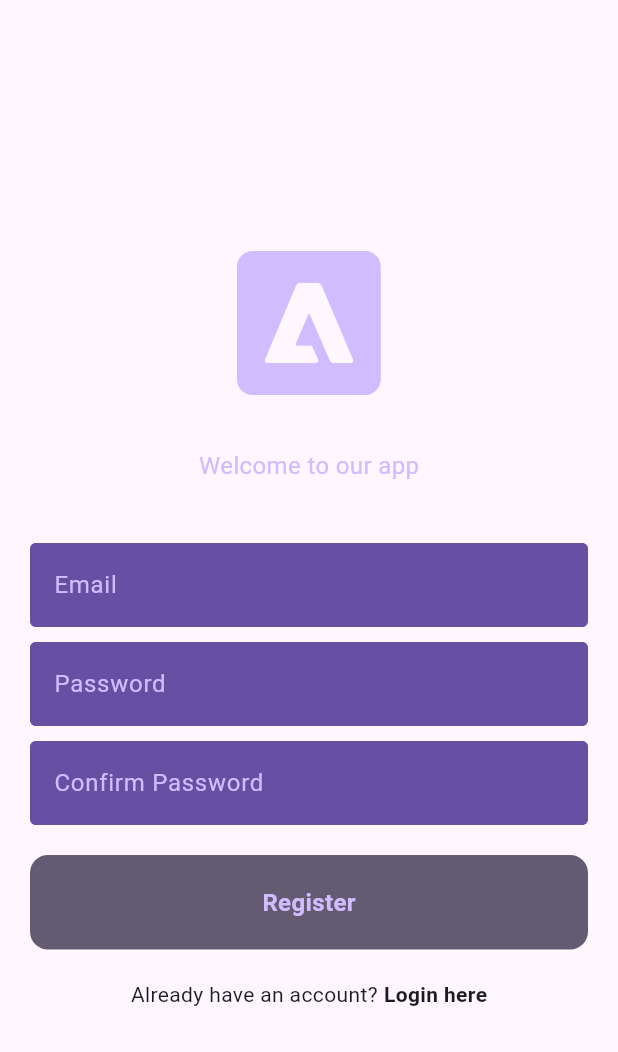
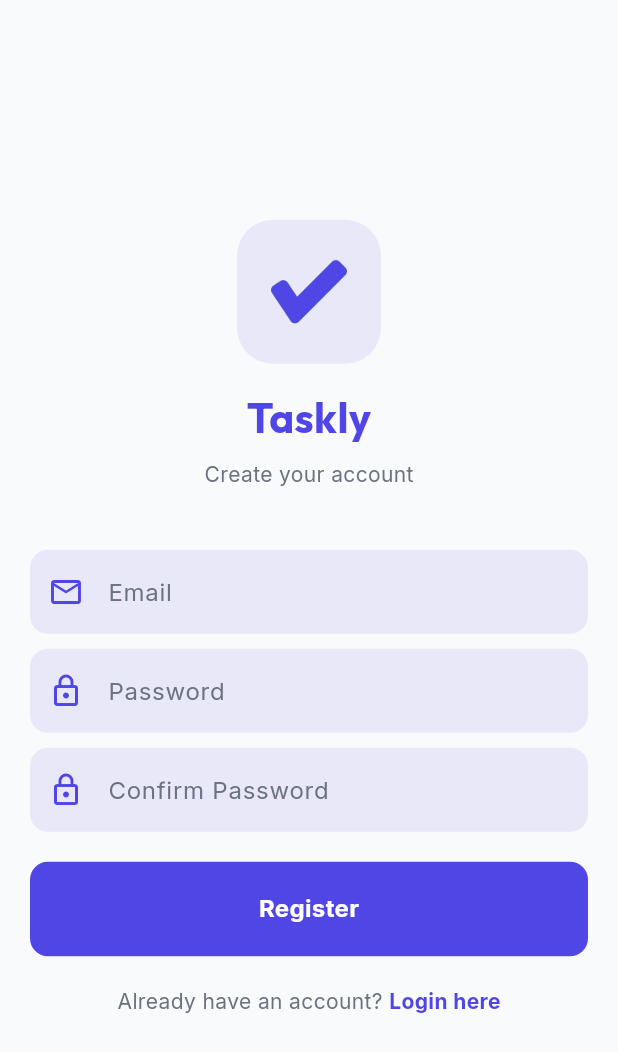
Before and after one commit to sweezyxxx/Taskly, a Flutter app: the screen it shows after launch, after a tap on "Register now", on a phone screen of 412 x 824 dp. Shown: the top 1052 px of the screen. Run offline on Flutter 3.47's test engine with Material 3 defaults, Android fonts, the phone set to English and light mode, and no system bars; our stand-ins replace cloud_firestore, dio, drift, equatable, firebase_auth, firebase_core and 7 more; accounts and stored records are empty; generated files the repository leaves out were written again; network calls fail.

Commit message:
refactor: change UI of login/register pages and make startup theme based on platform brightness

```diff
--- a/lib/data/datasources/local/prefs_local_ds.dart
+++ b/lib/data/datasources/local/prefs_local_ds.dart
@@ -1,3 +1,4 @@
+import 'package:flutter/widgets.dart';
 import 'package:shared_preferences/shared_preferences.dart';
 
 abstract class PrefsLocalDataSource {
@@ -14,7 +15,12 @@ class PrefsLocalDataSourceImpl implements PrefsLocalDataSource {
 
   @override
   Future<bool> getThemeMode() async {
-    return prefs.getBool(_kThemeMode) ?? false;
+    if (prefs.containsKey(_kThemeMode)) {
+      return prefs.getBool(_kThemeMode)!;
+    }
+    // First launch: follow system theme
+    final brightness = WidgetsBinding.instance.platformDispatcher.platformBrightness;
+    return brightness == Brightness.dark;
   }
 
   @override
--- a/lib/data/services/login_or_register.dart
+++ b/lib/data/services/login_or_register.dart
@@ -1,5 +1,5 @@
-import 'package:taskly/presentation/screens/login_page.dart';
-import 'package:taskly/presentation/screens/register_page.dart';
+import 'package:taskly/presentation/screens/login_screen.dart';
+import 'package:taskly/presentation/screens/register_screen.dart';
 import 'package:flutter/material.dart';
 
 class LoginOrRegister extends StatefulWidget {
@@ -22,9 +22,9 @@ class _LoginOrRegisterState extends State<LoginOrRegister> {
   @override
   Widget build(BuildContext context) {
      if (showLoginPage) {
-      return LoginPage(onTap: togglePages,);
+      return LoginScreen(onTap: togglePages,);
      } else {
-      return RegisterPage(onTap: togglePages,);
+      return RegisterScreen(onTap: togglePages,);
      }
   }
 }
--- a/lib/main.dart
+++ b/lib/main.dart
@@ -3,6 +3,7 @@ import 'package:flutter/material.dart';
 import 'package:taskly/data/services/auth_gate.dart';
 import 'package:taskly/firebase_options.dart';
 import 'app/di/injection.dart';
+import 'app/theme/app_theme.dart';
 
 void main() async {
   WidgetsFlutterBinding.ensureInitialized();
@@ -20,6 +21,9 @@ class MyApp extends StatelessWidget {
   Widget build(BuildContext context) {
     return MaterialApp(
       debugShowCheckedModeBanner: false,
+      theme: AppTheme.lightTheme,
+      darkTheme: AppTheme.darkTheme,
+      themeMode: ThemeMode.system,
       home: AuthGate(),
     );
   }
--- a/lib/presentation/screens/login_page.dart
+++ /dev/null
@@ -1,98 +0,0 @@
-import 'package:taskly/data/services/auth_service.dart';
-import 'package:taskly/presentation/widgets/my_button.dart';
-import 'package:taskly/presentation/widgets/my_text_field.dart';
-import 'package:flutter/material.dart';
-
-class LoginPage extends StatelessWidget {
-
-  final void Function()? onTap;
-  final _emailController = TextEditingController();
-  final _passwordController = TextEditingController();
-
-  LoginPage({super.key, required this.onTap});
-
-  void login(BuildContext context) async {
-    final auth = AuthService();
-
-    try {
-      await auth.signInWithEmailPassword(_emailController.text, _passwordController.text);
-    } catch (e) {
-      showDialog(
-        context: context,
-        builder: (context) => AlertDialog(
-          title: Text(e.toString()),
-        )
-      );
-    }
-  }
-
-  @override
-  Widget build(BuildContext context) {
-    return Scaffold(
-      backgroundColor: Theme.of(context).colorScheme.surface,
-      body: SingleChildScrollView(
-        child: SizedBox(
-          height: MediaQuery.of(context).size.height,
-          child: Column(
-            mainAxisAlignment: MainAxisAlignment.center,
-            children: [
-              Icon(
-                Icons.adobe_sharp,
-                size: 128,
-                color: Theme.of(context).colorScheme.inversePrimary,
-              ),
-              SizedBox(
-                height: 20,
-              ),
-              Text('Welcome back, you\'ve been missed', style: TextStyle(
-                color: Theme.of(context).colorScheme.inversePrimary,
-                fontSize: 16,
-              ),),
-              SizedBox(
-                height: 40,
-              ),
-              MyTextField(
-                horizontalPadding: 20,
-                hint: 'Email',
-                obscureText: false,
-                controller: _emailController,
-              ),
-              SizedBox(
-                height: 10,
-              ),
-              MyTextField(
-                horizontalPadding: 20,
-                hint: 'Password',
-                obscureText: true,
-                controller: _passwordController,
-              ),
-              SizedBox(
-                height: 30,
-              ),
-              MyButton(
-                text: 'Login',
-                onTap: () => login(context),
-              ),
-              SizedBox(
-                height: 20,
-              ),
-              Row(
-                mainAxisAlignment: MainAxisAlignment.center,
-                children: [
-                  Text('Not a member?'),
-                  SizedBox(width: 4,),
-                  GestureDetector(
-                    onTap: onTap,
-                    child: Text('Register now', style: TextStyle(
-                      fontWeight: FontWeight.bold
-                    ),),
-                  )
-                ],
-              ),
-            ],
-          ),
-        ),
-      ),
-    );
-  }
-}
--- /dev/null
+++ b/lib/presentation/screens/login_screen.dart
@@ -0,0 +1,144 @@
+import 'package:flutter/material.dart';
+import 'package:google_fonts/google_fonts.dart';
+import 'package:taskly/app/theme/app_colors.dart';
+import 'package:taskly/data/services/auth_service.dart';
+import 'package:taskly/presentation/widgets/my_button.dart';
+import 'package:taskly/presentation/widgets/my_text_field.dart';
+
+class LoginScreen extends StatelessWidget {
+  final void Function()? onTap;
+  final _emailController = TextEditingController();
+  final _passwordController = TextEditingController();
+
+  LoginScreen({super.key, required this.onTap});
+
+  void login(BuildContext context) async {
+    final auth = AuthService();
+    try {
+      await auth.signInWithEmailPassword(
+        _emailController.text.trim(),
+        _passwordController.text,
+      );
+    } catch (e) {
+      if (context.mounted) {
+        showDialog(
+          context: context,
+          builder: (context) => AlertDialog(
+            title: const Text('Login failed'),
+            content: Text(e.toString()),
+            actions: [
+              TextButton(
+                onPressed: () => Navigator.pop(context),
+                child: const Text('OK'),
+              ),
+            ],
+          ),
+        );
+      }
+    }
+  }
+
+  @override
+  Widget build(BuildContext context) {
+    final isDark = Theme.of(context).brightness == Brightness.dark;
+
+    return Scaffold(
+      backgroundColor: Theme.of(context).scaffoldBackgroundColor,
+      body: SingleChildScrollView(
+        child: SizedBox(
+          height: MediaQuery.of(context).size.height,
+          child: Column(
+            mainAxisAlignment: MainAxisAlignment.center,
+            children: [
+              // Logo
+              Container(
+                width: 96,
+                height: 96,
+                decoration: BoxDecoration(
+                  color: AppColors.primary.withValues(alpha: 0.1),
+                  borderRadius: BorderRadius.circular(24),
+                ),
+                padding: const EdgeInsets.all(12),
+                child: Image.asset(
+                  'assets/icon/app_icon.png',
+                  fit: BoxFit.contain,
+                ),
+              ),
+              const SizedBox(height: 16),
+
+              // App name
+              Text(
+                'Taskly',
+                style: GoogleFonts.outfit(
+                  fontSize: 28,
+                  fontWeight: FontWeight.bold,
+                  color: AppColors.primary,
+                ),
+              ),
+              const SizedBox(height: 8),
+
+              Text(
+                'Welcome back, you\'ve been missed',
+                style: TextStyle(
+                  color: isDark
+                      ? AppColors.textSecondaryDark
+                      : AppColors.textSecondaryLight,
+                  fontSize: 14,
+                ),
+              ),
+              const SizedBox(height: 40),
+
+              MyTextField(
+                horizontalPadding: 20,
+                hint: 'Email',
+                obscureText: false,
+                controller: _emailController,
+                prefixIcon: Icons.email_outlined,
+              ),
+              const SizedBox(height: 10),
+
+              MyTextField(
+                horizontalPadding: 20,
+                hint: 'Password',
+                obscureText: true,
+                controller: _passwordController,
+                prefixIcon: Icons.lock_outlined,
+              ),
+              const SizedBox(height: 30),
+
+              MyButton(
+                text: 'Login',
+                onTap: () => login(context),
+              ),
+              const SizedBox(height: 20),
+
+              Row(
+                mainAxisAlignment: MainAxisAlignment.center,
+                children: [
+                  Text(
+                    'Not a member? ',
+                    style: TextStyle(
+                      color: isDark
+                          ? AppColors.textSecondaryDark
+                          : AppColors.textSecondaryLight,
+                    ),
+                  ),
+                  GestureDetector(
+                    onTap: onTap,
+                    child: Text(
+                      'Register now',
+                      style: TextStyle(
+                        color: AppColors.primary,
+                        fontWeight: FontWeight.bold,
+                      ),
+                    ),
+                  ),
+                ],
+              ),
+            ],
+          ),
+        ),
+      ),
+    );
+  }
+}
--- a/lib/presentation/screens/register_page.dart
+++ /dev/null
@@ -1,124 +0,0 @@
-import 'package:taskly/data/services/auth_service.dart';
-import 'package:taskly/presentation/widgets/my_button.dart';
-import 'package:taskly/presentation/widgets/my_text_field.dart';
-import 'package:firebase_auth/firebase_auth.dart';
-import 'package:flutter/material.dart';
-
-class RegisterPage extends StatelessWidget {
-
-  final void Function()? onTap;
-  final _emailController = TextEditingController();
-  final _passwordController = TextEditingController();
-  final _confirmPasswordController = TextEditingController();
-
-  RegisterPage({super.key, required this.onTap});
-
-  void register(BuildContext context) async {
-    final auth = AuthService();
-    if(_passwordController.text == _confirmPasswordController.text) {
-      try {
-        await auth.signUpWithEmailPassword(_emailController.text, _passwordController.text);
-      } on FirebaseAuthException catch (e) {
-        if (e.code == 'weak-password') {
-          showErrorDialog('The password provided is too weak', context);
-        } else if (e.code == 'email-already-in-use') {
-          showErrorDialog('The account already exists for that email', context);
-        }
-      } catch (e) {
-        showDialog(
-        context: context,
-        builder: (context) => AlertDialog(
-          content: Text(e.toString()),
-        )
-      );
-      }
-    } else {
-      showErrorDialog('Passwords dont match', context);
-    }
-  }
-
-  void showErrorDialog(String text, BuildContext context) {
-    showDialog(context: context, builder: (context) => AlertDialog(
-        content: Text(text),
-      ),);
-  }
-
-  @override
-  Widget build(BuildContext context) {
-    return Scaffold(
-      backgroundColor: Theme.of(context).colorScheme.surface,
-      body: SingleChildScrollView(
-        child: SizedBox(
-          height: MediaQuery.of(context).size.height,
-          child: Column(
-            mainAxisAlignment: MainAxisAlignment.center,
-            children: [
-              Icon(
-                Icons.adobe_sharp,
-                size: 128,
-                color: Theme.of(context).colorScheme.inversePrimary,
-              ),
-              SizedBox(
-                height: 20,
-              ),
-              Text('Welcome to our app', style: TextStyle(
-                color: Theme.of(context).colorScheme.inversePrimary,
-                fontSize: 16,
-              ),),
-              SizedBox(
-                height: 40,
-              ),
-              MyTextField(
-                horizontalPadding: 20,
-                hint: 'Email',
-                obscureText: false,
-                controller: _emailController,
-              ),
-              SizedBox(
-                height: 10,
-              ),
-              MyTextField(
-                horizontalPadding: 20,
-                hint: 'Password',
-                obscureText: true,
-                controller: _passwordController,
-              ),
-              SizedBox(
-                height: 10,
-              ),
-              MyTextField(
-                horizontalPadding: 20,
-                hint: 'Confirm Password',
-                obscureText: true,
-                controller: _confirmPasswordController,
-              ),
-              SizedBox(
-                height: 20,
-              ),
-              MyButton(
-                text: 'Register',
-                onTap: () => register(context),
-              ),
-              SizedBox(
-                height: 20,
-              ),
-              Row(
-                mainAxisAlignment: MainAxisAlignment.center,
-                children: [
-                  Text('Already have an account?'),
-                  SizedBox(width: 4,),
-                  GestureDetector(
-                    onTap: onTap,
-                    child: Text('Login here', style: TextStyle(
-                      fontWeight: FontWeight.bold
-                    ),),
-                  )
-                ],
-              ),
-            ],
-          ),
-        ),
-      ),
-    );
-  }
-}
--- /dev/null
+++ b/lib/presentation/screens/register_screen.dart
@@ -0,0 +1,169 @@
+import 'package:firebase_auth/firebase_auth.dart';
+import 'package:flutter/material.dart';
+import 'package:google_fonts/google_fonts.dart';
+import 'package:taskly/app/theme/app_colors.dart';
+import 'package:taskly/data/services/auth_service.dart';
+import 'package:taskly/presentation/widgets/my_button.dart';
+import 'package:taskly/presentation/widgets/my_text_field.dart';
+
+class RegisterScreen extends StatelessWidget {
+  final void Function()? onTap;
+  final _emailController = TextEditingController();
+  final _passwordController = TextEditingController();
+  final _confirmPasswordController = TextEditingController();
+
+  RegisterScreen({super.key, required this.onTap});
+
+  void register(BuildContext context) async {
+    if (_passwordController.text != _confirmPasswordController.text) {
+      _showError('Passwords don\'t match', context);
+      return;
+    }
+    final auth = AuthService();
+    try {
+      await auth.signUpWithEmailPassword(
+        _emailController.text.trim(),
+        _passwordController.text,
+      );
+    } on FirebaseAuthException catch (e) {
+      if (e.code == 'weak-password') {
+        _showError('Password is too weak', context);
+      } else if (e.code == 'email-already-in-use') {
+        _showError('Account already exists for that email', context);
+      } else {
+        _showError(e.message ?? 'Registration failed', context);
+      }
+    } catch (e) {
+      _showError(e.toString(), context);
+    }
+  }
+
+  void _showError(String message, BuildContext context) {
+    if (!context.mounted) return;
+    showDialog(
+      context: context,
+      builder: (context) => AlertDialog(
+        content: Text(message),
+        actions: [
+          TextButton(
+            onPressed: () => Navigator.pop(context),
+            child: const Text('OK'),
+          ),
+        ],
+      ),
+    );
+  }
+
+  @override
+  Widget build(BuildContext context) {
+    final isDark = Theme.of(context).brightness == Brightness.dark;
+
+    return Scaffold(
+      backgroundColor: Theme.of(context).scaffoldBackgroundColor,
+      body: SingleChildScrollView(
+        child: SizedBox(
+          height: MediaQuery.of(context).size.height,
+          child: Column(
+            mainAxisAlignment: MainAxisAlignment.center,
+            children: [
+              // Logo
+              Container(
+                width: 96,
+                height: 96,
+                decoration: BoxDecoration(
+                  color: AppColors.primary.withValues(alpha: 0.1),
+                  borderRadius: BorderRadius.circular(24),
+                ),
+                padding: const EdgeInsets.all(12),
+                child: Image.asset(
+                  'assets/icon/app_icon.png',
+                  fit: BoxFit.contain,
+                ),
+              ),
+              const SizedBox(height: 16),
+
+              // App name
+              Text(
+                'Taskly',
+                style: GoogleFonts.outfit(
+                  fontSize: 28,
+                  fontWeight: FontWeight.bold,
+                  color: AppColors.primary,
+                ),
+              ),
+              const SizedBox(height: 8),
+
+              Text(
+                'Create your account',
+                style: TextStyle(
+                  color: isDark
+                      ? AppColors.textSecondaryDark
+                      : AppColors.textSecondaryLight,
+                  fontSize: 14,
+                ),
+              ),
+              const SizedBox(height: 40),
+
+              MyTextField(
+                horizontalPadding: 20,
+                hint: 'Email',
+                obscureText: false,
+                controller: _emailController,
+                prefixIcon: Icons.email_outlined,
+              ),
+              const SizedBox(height: 10),
+
+              MyTextField(
+                horizontalPadding: 20,
+                hint: 'Password',
+                obscureText: true,
+                controller: _passwordController,
+                prefixIcon: Icons.lock_outlined,
+              ),
+              const SizedBox(height: 10),
+
+              MyTextField(
+                horizontalPadding: 20,
+                hint: 'Confirm Password',
+                obscureText: true,
+                controller: _confirmPasswordController,
+                prefixIcon: Icons.lock_outlined,
+              ),
+              const SizedBox(height: 20),
+
+              MyButton(
+                text: 'Register',
+                onTap: () => register(context),
+              ),
+              const SizedBox(height: 20),
+
+              Row(
+                mainAxisAlignment: MainAxisAlignment.center,
+                children: [
+                  Text(
+                    'Already have an account? ',
+                    style: TextStyle(
+                      color: isDark
+                          ? AppColors.textSecondaryDark
+                          : AppColors.textSecondaryLight,
+                    ),
+                  ),
+                  GestureDetector(
+                    onTap: onTap,
+                    child: Text(
+                      'Login here',
+                      style: TextStyle(
+                        color: AppColors.primary,
+                        fontWeight: FontWeight.bold,
+                      ),
+                    ),
+                  ),
+                ],
+              ),
+            ],
+          ),
+        ),
+      ),
+    );
+  }
+}
--- a/lib/presentation/widgets/my_button.dart
+++ b/lib/presentation/widgets/my_button.dart
@@ -1,8 +1,10 @@
 import 'package:flutter/material.dart';
+import 'package:taskly/app/theme/app_colors.dart';
 
 class MyButton extends StatelessWidget {
   final void Function()? onTap;
   final String text;
+
   const MyButton({
     super.key,
     required this.text,
@@ -15,17 +17,20 @@ class MyButton extends StatelessWidget {
       onTap: onTap,
       child: Container(
         decoration: BoxDecoration(
-          color: Theme.of(context).colorScheme.secondary,
-          borderRadius: BorderRadius.circular(12)
+          color: AppColors.primary,
+          borderRadius: BorderRadius.circular(12),
         ),
-        padding: EdgeInsets.all(20),
-        margin: EdgeInsets.symmetric(horizontal: 20),
+        padding: const EdgeInsets.all(20),
+        margin: const EdgeInsets.symmetric(horizontal: 20),
         child: Center(
-          child: Text(text, style: TextStyle(
-            color: Theme.of(context).colorScheme.inversePrimary,
-            fontSize: 16,
-            fontWeight: FontWeight.bold
-          ),),
+          child: Text(
+            text,
+            style: const TextStyle(
+              color: Colors.white,
+              fontSize: 16,
+              fontWeight: FontWeight.bold,
+            ),
+          ),
         ),
       ),
     );
--- a/lib/presentation/widgets/my_text_field.dart
+++ b/lib/presentation/widgets/my_text_field.dart
@@ -1,4 +1,5 @@
 import 'package:flutter/material.dart';
+import 'package:taskly/app/theme/app_colors.dart';
 
 class MyTextField extends StatelessWidget {
   final TextEditingController controller;
@@ -6,6 +7,7 @@ class MyTextField extends StatelessWidget {
   final String hint;
   final double horizontalPadding;
   final FocusNode? focusNode;
+  final IconData? prefixIcon;
 
   const MyTextField({
     super.key,
@@ -14,30 +16,38 @@ class MyTextField extends StatelessWidget {
     required this.controller,
     required this.horizontalPadding,
     this.focusNode,
+    this.prefixIcon,
   });
 
   @override
   Widget build(BuildContext context) {
+    final isDark = Theme.of(context).brightness == Brightness.dark;
+
     return Padding(
       padding: EdgeInsets.symmetric(horizontal: horizontalPadding),
       child: TextField(
+        controller: controller,
+        obscureText: obscureText,
+        focusNode: focusNode,
         decoration: InputDecoration(
+          hintText: hint,
+          hintStyle: TextStyle(
+            color: isDark ? AppColors.textSecondaryDark : AppColors.textSecondaryLight,
+          ),
+          prefixIcon: prefixIcon != null
+              ? Icon(prefixIcon, color: AppColors.primary)
+              : null,
+          filled: true,
+          fillColor: isDark ? AppColors.surfaceDark : AppColors.primary.withValues(alpha: 0.1),
           enabledBorder: OutlineInputBorder(
-            borderSide: BorderSide(color: Theme.of(context).colorScheme.primary)
+            borderRadius: BorderRadius.circular(12),
+            borderSide: BorderSide.none,
           ),
           focusedBorder: OutlineInputBorder(
-            borderSide: BorderSide(color: Theme.of(context).colorScheme.secondary)
+            borderRadius: BorderRadius.circular(12),
+            borderSide: const BorderSide(color: AppColors.primary, width: 2),
           ),
-          fillColor: Theme.of(context).colorScheme.primary,
-          filled: true,
-          hintText: hint,
-          hintStyle: TextStyle(
-            color: Theme.of(context).colorScheme.inversePrimary
-          )
         ),
-        obscureText: obscureText,
-        controller: controller,
-        focusNode: focusNode,
       ),
     );
   }
--- a/pubspec.yaml
+++ b/pubspec.yaml
@@ -68,6 +68,10 @@ dev_dependencies:
 flutter:
   uses-material-design: true
 
+  assets:
+    - assets/icon/
+    - assets/splash/
+
 flutter_launcher_icons:
   android: true
   ios: true
```
